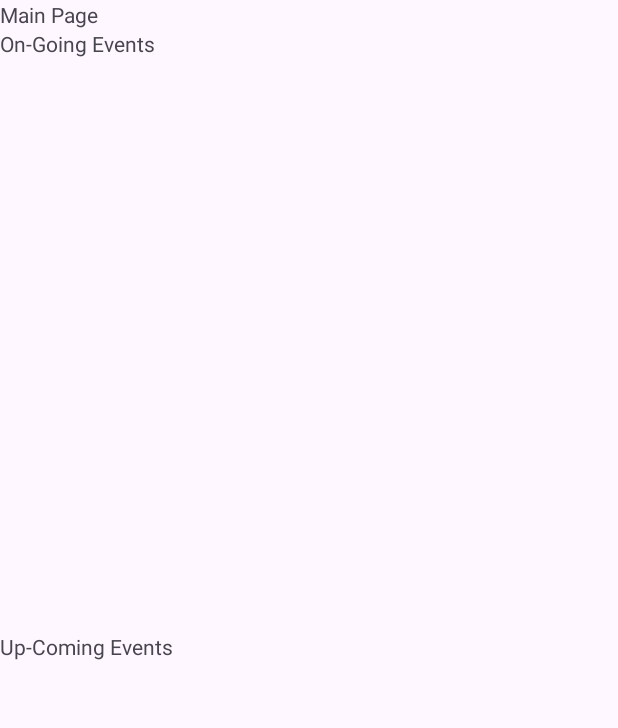
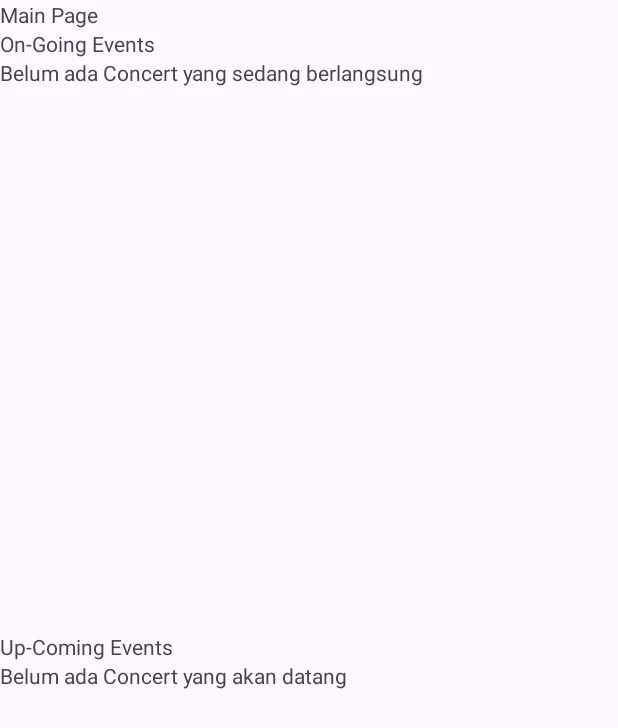
Before and after one commit to JoseAndreasW1/appTiketKonser, an Android app: the layout activity_home.xml on its own in the app's theme, with its tools: preview values and no code run, on a phone screen of 412 x 824 dp. Shown: the top 728 px of the screen. Run offline under Robolectric (Android 15) with nearby library versions, the phone set to English and light mode, and no system bars.

Commit message:
C14220010 - Home Page, Logic Kalau Concert Kosong

```diff
--- a/app/src/main/res/layout/activity_home.xml
+++ b/app/src/main/res/layout/activity_home.xml
@@ -18,6 +18,12 @@
         android:layout_height="wrap_content"
         android:text="On-Going Events"/>
 
+    <TextView
+        android:layout_width="wrap_content"
+        android:layout_height="wrap_content"
+        android:text="Belum ada Concert yang sedang berlangsung"
+        android:id="@+id/tvNoOngoingConcert"/>
+
     <androidx.recyclerview.widget.RecyclerView
         android:layout_width="match_parent"
         android:layout_height="0dp"
@@ -29,6 +35,12 @@
         android:layout_height="wrap_content"
         android:text="Up-Coming Events"/>
 
+    <TextView
+        android:layout_width="wrap_content"
+        android:layout_height="wrap_content"
+        android:text="Belum ada Concert yang akan datang"
+        android:id="@+id/tvNoUpComingConcert"/>
+
     <androidx.recyclerview.widget.RecyclerView
         android:layout_width="match_parent"
         android:layout_height="0dp"
```
Also changed, not shown: app/src/main/java/com/example/apptiketkonser/HomeActivity.kt (+21 -0 lines).
